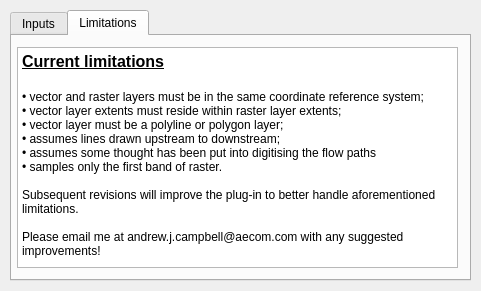
Before: the Qt Designer form EAS_dialog_base.ui in D-a-s-h-e-r/EAS, drawn with Qt 5.
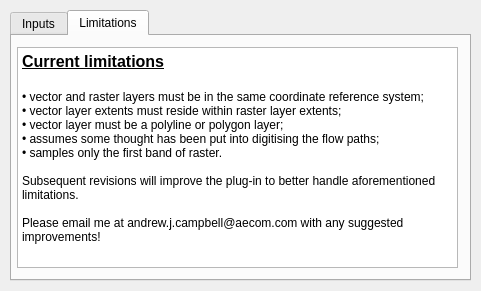
After: the same form once the commit is applied. The open tabs and pages were chosen to show the change. Custom widgets are drawn as their Qt base class.

```diff
--- a/EAS_dialog_base.ui
+++ b/EAS_dialog_base.ui
@@ -158,8 +158,8 @@
 &lt;p style=&quot;-qt-paragraph-type:empty; margin-top:0px; margin-bottom:0px; margin-left:0px; margin-right:0px; -qt-block-indent:0; text-indent:0px; font-size:12pt; font-weight:600; text-decoration: underline;&quot;&gt;&lt;br /&gt;&lt;/p&gt;
 &lt;p style=&quot; margin-top:0px; margin-bottom:0px; margin-left:0px; margin-right:0px; -qt-block-indent:0; text-indent:0px;&quot;&gt;&lt;span style=&quot; font-size:9pt;&quot;&gt;• vector and raster layers must be in the same coordinate reference system;&lt;/span&gt;&lt;/p&gt;
 &lt;p style=&quot; margin-top:0px; margin-bottom:0px; margin-left:0px; margin-right:0px; -qt-block-indent:0; text-indent:0px;&quot;&gt;&lt;span style=&quot; font-size:9pt;&quot;&gt;• vector layer extents must reside within raster layer extents;&lt;/span&gt;&lt;/p&gt;
-&lt;p style=&quot; margin-top:0px; margin-bottom:0px; margin-left:0px; margin-right:0px; -qt-block-indent:0; text-indent:0px;&quot;&gt;&lt;span style=&quot; font-size:9pt;&quot;&gt;• vector layer must be a polyline or polygon layer;&lt;br /&gt;• assumes lines drawn upstream to downstream;&lt;/span&gt;&lt;/p&gt;
-&lt;p style=&quot; margin-top:0px; margin-bottom:0px; margin-left:0px; margin-right:0px; -qt-block-indent:0; text-indent:0px;&quot;&gt;&lt;span style=&quot; font-size:9pt;&quot;&gt;• assumes some thought has been put into digitising the flow paths&lt;/span&gt;&lt;/p&gt;
+&lt;p style=&quot; margin-top:0px; margin-bottom:0px; margin-left:0px; margin-right:0px; -qt-block-indent:0; text-indent:0px;&quot;&gt;&lt;span style=&quot; font-size:9pt;&quot;&gt;• vector layer must be a polyline or polygon layer;&lt;/span&gt;&lt;/p&gt;
+&lt;p style=&quot; margin-top:0px; margin-bottom:0px; margin-left:0px; margin-right:0px; -qt-block-indent:0; text-indent:0px;&quot;&gt;&lt;span style=&quot; font-size:9pt;&quot;&gt;• assumes some thought has been put into digitising the flow paths;&lt;/span&gt;&lt;/p&gt;
 &lt;p style=&quot; margin-top:0px; margin-bottom:0px; margin-left:0px; margin-right:0px; -qt-block-indent:0; text-indent:0px;&quot;&gt;&lt;span style=&quot; font-size:9pt;&quot;&gt;• samples only the first band of raster.&lt;/span&gt;&lt;/p&gt;
 &lt;p style=&quot;-qt-paragraph-type:empty; margin-top:0px; margin-bottom:0px; margin-left:0px; margin-right:0px; -qt-block-indent:0; text-indent:0px; font-size:9pt;&quot;&gt;&lt;br /&gt;&lt;/p&gt;
 &lt;p style=&quot; margin-top:0px; margin-bottom:0px; margin-left:0px; margin-right:0px; -qt-block-indent:0; text-indent:0px;&quot;&gt;&lt;span style=&quot; font-size:9pt;&quot;&gt;Subsequent revisions will improve the plug-in to better handle aforementioned limitations.&lt;/span&gt;&lt;/p&gt;
```
Left out of the diff: 2 changed lines with no effect on the pictures.
